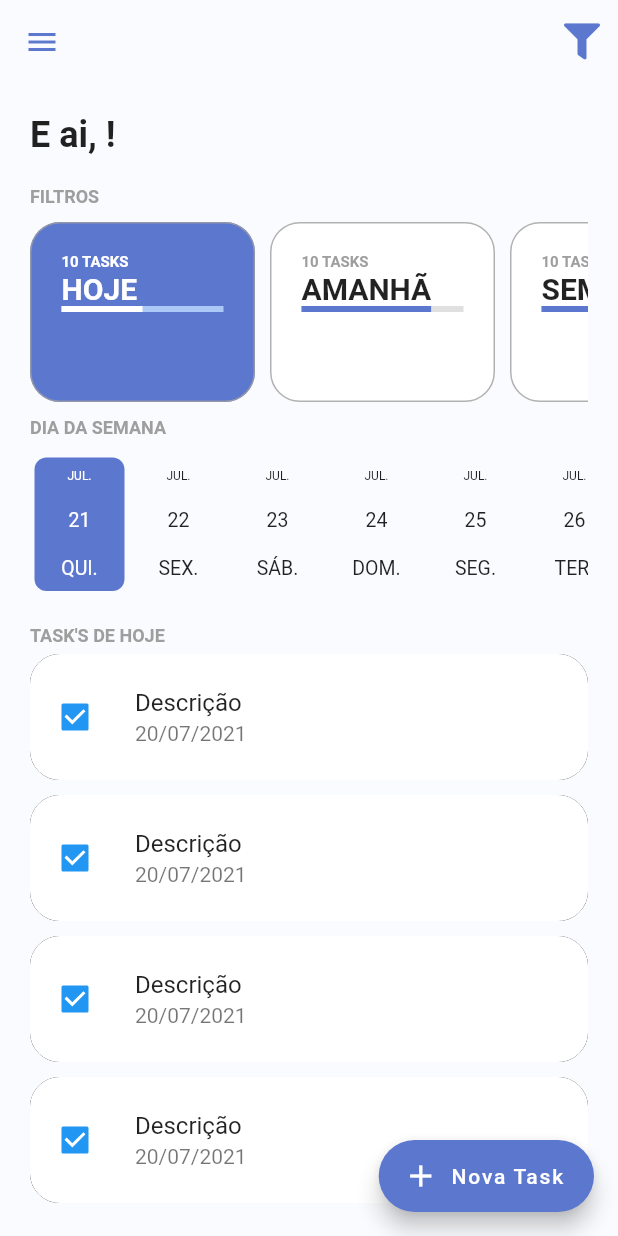
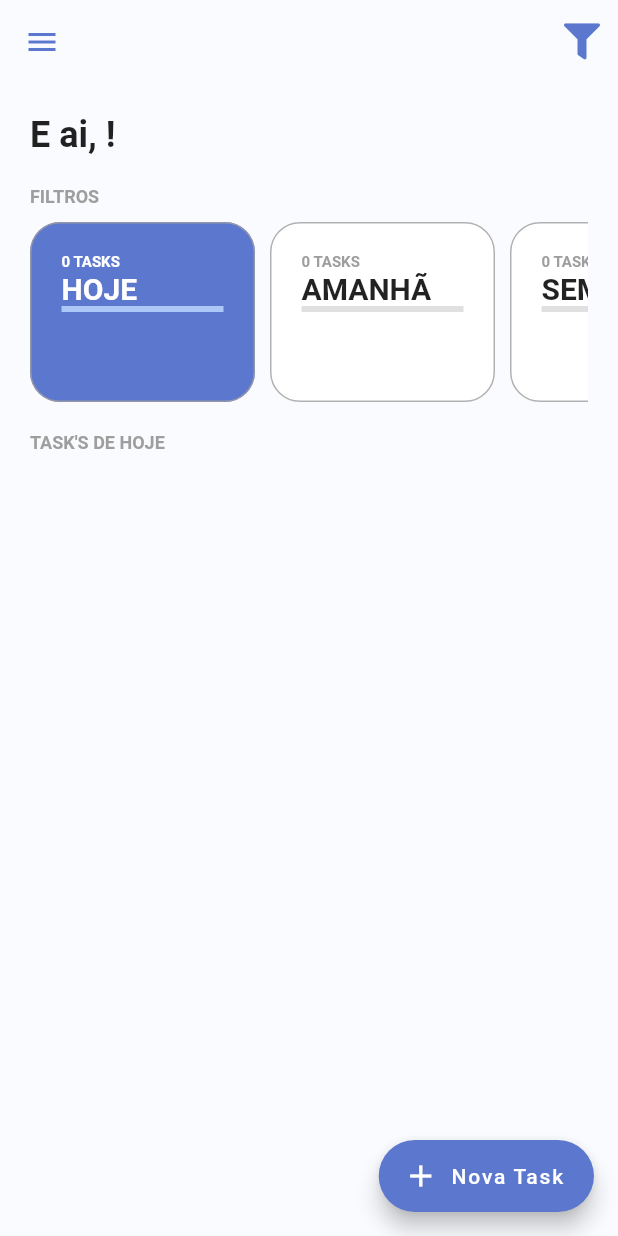
Before and after one commit to alvaroreis/todo-list-provider, a Flutter app: the screen it shows once a user with an empty profile is signed in, in the side drawer, after a tap on "Nova Task", on a phone screen of 412 x 824 dp. Run offline on Flutter 3.47's test engine with Material 2 defaults, Android fonts, the phone set to English and light mode, and no system bars; drawn by our look-alikes of date_picker_timeline; our stand-ins replace firebase_auth, firebase_core, flutter_signin_button, google_fonts, google_sign_in, sqflite and 1 more; missing offline and left inert: flutter_overlay_loader, validatorless; accounts and stored records are empty; generated files the repository leaves out were written again; network calls fail; Roboto replaces fonts that are missing (Mandali).

Commit message:
feat: find and filter tasks today, tomorrow and week

```diff
--- a/lib/app/domain/enum/task_filter_enum.dart
+++ b/lib/app/domain/enum/task_filter_enum.dart
@@ -1 +1,8 @@
-enum TaskFilterEnum { today, tomorrow, week }
+enum TaskFilterEnum {
+  today('DE HOJE'),
+  tomorrow('DE AMANHÃ'),
+  week('DA SEMANA');
+
+  final String description;
+  const TaskFilterEnum(this.description);
+}
--- a/lib/app/domain/models/task_model.dart
+++ b/lib/app/domain/models/task_model.dart
@@ -4,12 +4,12 @@ class TaskModel {
   int? id;
   String descricao;
   DateTime data;
-  int finalizado;
+  bool finalizado;
   TaskModel({
     this.id,
     required this.descricao,
     required this.data,
-    this.finalizado = 0,
+    this.finalizado = false,
   });
 
   Map<String, dynamic> toMap() {
@@ -20,7 +20,7 @@ class TaskModel {
     }
     result.addAll({'descricao': descricao});
     result.addAll({'data_hora': data.toIso8601String()});
-    result.addAll({'finalizado': finalizado});
+    result.addAll({'finalizado': finalizado ? 1 : 0});
 
     return result;
   }
@@ -30,7 +30,7 @@ class TaskModel {
       id: map['id']?.toInt(),
       descricao: map['descricao'] ?? '',
       data: DateTime.parse(map['data_hora']),
-      finalizado: map['finalizado']?.toInt() ?? 0,
+      finalizado: map['finalizado']?.toInt() == 1 ? true : false,
     );
   }
 
--- a/lib/app/modules/home/home_controller.dart
+++ b/lib/app/modules/home/home_controller.dart
@@ -1,6 +1,92 @@
+import 'dart:developer';
+
 import '../../core/notifier/default_change_notifier.dart';
+import '../../domain/dto/total_tasks_dto.dart';
 import '../../domain/enum/task_filter_enum.dart';
+import '../../domain/models/task_model.dart';
+import '../../services/tasks/tasks_service.dart';
 
 class HomeController extends DefaultChangeNotifier {
+  final TasksService _tasksService;
   TaskFilterEnum filterSelected = TaskFilterEnum.today;
+  TotalTasksDTO? countToday;
+  TotalTasksDTO? countTomorrow;
+  TotalTasksDTO? countWeek;
+  List<TaskModel> _allTasks = [];
+  List<TaskModel> listModels = [];
+  DateTime? initialDateWeek;
+  DateTime? selectedDateWeek;
+
+  HomeController({
+    required TasksService tasksService,
+  }) : _tasksService = tasksService;
+
+  Future<void> loadTasks() async {
+    final counts = await Future.wait([
+      _tasksService.countToday(),
+      _tasksService.countTomorrow(),
+      _tasksService.countWeek(),
+    ]);
+
+    countToday = counts[0];
+    countTomorrow = counts[1];
+    countWeek = counts[2];
+    await filterTasks(filter: filterSelected);
+    notifyListeners();
+  }
+
+  Future<void> filterTasks({
+    TaskFilterEnum filter = TaskFilterEnum.today,
+  }) async {
+    try {
+      showLoadingAndResetState();
+      filterSelected = filter;
+      notifyListeners();
+
+      switch (filter) {
+        case TaskFilterEnum.today:
+          selectedDateWeek = null;
+          listModels = await _tasksService.findAllToday();
+          break;
+        case TaskFilterEnum.tomorrow:
+          selectedDateWeek = null;
+          listModels = await _tasksService.findAllTomorrow();
+          break;
+        case TaskFilterEnum.week:
+          final weekTask = await _tasksService.findAllWeek();
+          initialDateWeek = weekTask.start;
+          listModels = weekTask.tasks;
+          _filterWeekByDay();
+          break;
+      }
+    } catch (e, s) {
+      log('Ocorreu um erro ao buscar tasks', error: e, stackTrace: s);
+      setError('Ocorreu um erro ao buscar tasks');
+    } finally {
+      hideLoading();
+      notifyListeners();
+    }
+  }
+
+  void refresh() {
+    loadTasks();
+    notifyListeners();
+  }
+
+  void filterByDay(DateTime date) {
+    selectedDateWeek = date;
+    listModels = _allTasks.where((task) => task.data == date).toList();
+    notifyListeners();
+  }
+
+  void _filterWeekByDay() {
+    if (null != selectedDateWeek) {
+      _allTasks = listModels;
+      filterByDay(selectedDateWeek!);
+    } else if (null != initialDateWeek &&
+        filterSelected == TaskFilterEnum.week) {
+      _allTasks = listModels;
+      filterByDay(initialDateWeek!);
+    }
+  }
 }
--- a/lib/app/modules/home/home_module.dart
+++ b/lib/app/modules/home/home_module.dart
@@ -1,6 +1,10 @@
 import 'package:provider/provider.dart';
 
 import '../../core/modules/todo_list_module.dart';
+import '../../repositories/tasks/tasks_repository.dart';
+import '../../repositories/tasks/tasks_repository_impl.dart';
+import '../../services/tasks/tasks_service.dart';
+import '../../services/tasks/tasks_service_impl.dart';
 import 'home_controller.dart';
 import 'home_page.dart';
 
@@ -8,12 +12,20 @@ class HomeModule extends TodoListModule {
   HomeModule()
       : super(
           bindings: [
+            Provider<TasksRepository>(
+              create: (context) =>
+                  TasksRepositoryImpl(sqliteConnectionFactory: context.read()),
+            ),
+            Provider<TasksService>(
+              create: (context) =>
+                  TasksServiceImpl(tasksRepository: context.read()),
+            ),
             ChangeNotifierProvider(
-              create: (context) => HomeController(),
+              create: (context) => HomeController(tasksService: context.read()),
             )
           ],
           routers: {
-            '/home': (context) => const HomePage(),
+            '/home': (context) => HomePage(controller: context.read()),
           },
         );
 }
--- a/lib/app/modules/home/home_page.dart
+++ b/lib/app/modules/home/home_page.dart
@@ -1,19 +1,30 @@
 import 'package:flutter/material.dart';
 
+import '../../core/notifier/default_listener_notifier.dart';
 import '../../core/ui/todo_list_icons.dart';
 import '../tasks/tasks_module.dart';
+import 'home_controller.dart';
 import 'widgets/home_drawer.dart';
 import 'widgets/home_filters.dart';
 import 'widgets/home_header.dart';
 import 'widgets/home_tasks.dart';
 import 'widgets/home_week_filter.dart';
 
-class HomePage extends StatelessWidget {
-  const HomePage({Key? key}) : super(key: key);
+class HomePage extends StatefulWidget {
+  const HomePage({Key? key, required HomeController controller})
+      : _controller = controller,
+        super(key: key);
 
-  void _goToCreate(BuildContext context) {
+  final HomeController _controller;
+
+  @override
+  State<HomePage> createState() => _HomePageState();
+}
+
+class _HomePageState extends State<HomePage> {
+  Future<void> _goToCreate() async {
     //  Navigator.pushNamed(context, '/tasks/create');
-    Navigator.push(
+    await Navigator.push(
       context,
       PageRouteBuilder(
         transitionDuration: const Duration(milliseconds: 400),
@@ -33,6 +44,21 @@ class HomePage extends StatelessWidget {
         },
       ),
     );
+    widget._controller.refresh();
+  }
+
+  @override
+  void initState() {
+    super.initState();
+    DefaultListenerNotifier(changeNotifier: widget._controller).listener(
+      context: context,
+      successCallback: (notifier, listener) {
+        listener.dispose();
+      },
+    );
+    WidgetsBinding.instance.addPostFrameCallback((timeStamp) {
+      widget._controller.loadTasks();
+    });
   }
 
   @override
@@ -49,7 +75,7 @@ class HomePage extends StatelessWidget {
         ],
       ),
       floatingActionButton: FloatingActionButton.extended(
-        onPressed: () => _goToCreate(context),
+        onPressed: _goToCreate,
         icon: const Icon(Icons.add),
         label: const Text('Nova Task'),
       ),
--- a/lib/app/modules/home/widgets/home_filters.dart
+++ b/lib/app/modules/home/widgets/home_filters.dart
@@ -24,12 +24,15 @@ class HomeFilters extends StatelessWidget {
         ),
         SingleChildScrollView(
           scrollDirection: Axis.horizontal,
+          physics: const BouncingScrollPhysics(),
           child: Row(
             children: [
               TodoCardFilter(
                 label: 'HOJE',
                 taskFilter: TaskFilterEnum.today,
-                totalTasks: TotalTasksDTO(total: 10, totalFinish: 5),
+                totalTasks: context.select<HomeController, TotalTasksDTO?>(
+                  (value) => value.countToday,
+                ),
                 selected: context.select<HomeController, bool>(
                   (value) => value.filterSelected == TaskFilterEnum.today,
                 ),
@@ -37,7 +40,9 @@ class HomeFilters extends StatelessWidget {
               TodoCardFilter(
                 label: 'AMANHÃ',
                 taskFilter: TaskFilterEnum.tomorrow,
-                totalTasks: TotalTasksDTO(total: 10, totalFinish: 8),
+                totalTasks: context.select<HomeController, TotalTasksDTO?>(
+                  (value) => value.countTomorrow,
+                ),
                 selected: context.select<HomeController, bool>(
                   (value) => value.filterSelected == TaskFilterEnum.tomorrow,
                 ),
@@ -45,7 +50,9 @@ class HomeFilters extends StatelessWidget {
               TodoCardFilter(
                 label: 'SEMANA',
                 taskFilter: TaskFilterEnum.week,
-                totalTasks: TotalTasksDTO(total: 10, totalFinish: 5),
+                totalTasks: context.select<HomeController, TotalTasksDTO?>(
+                  (value) => value.countWeek,
+                ),
                 selected: context.select<HomeController, bool>(
                   (value) => value.filterSelected == TaskFilterEnum.week,
                 ),
--- a/lib/app/modules/home/widgets/home_tasks.dart
+++ b/lib/app/modules/home/widgets/home_tasks.dart
@@ -1,6 +1,9 @@
 import 'package:flutter/material.dart';
+import 'package:provider/provider.dart';
 
 import '../../../core/ui/theme_extensions.dart';
+import '../../../domain/models/task_model.dart';
+import '../home_controller.dart';
 import 'tasks.dart';
 
 class HomeTasks extends StatelessWidget {
@@ -15,17 +18,22 @@ class HomeTasks extends StatelessWidget {
           const SizedBox(
             height: 20,
           ),
-          Text(
-            "TASK'S DE HOJE",
-            style: context.titleStyle,
+          Selector<HomeController, String>(
+            builder: (context, value, child) {
+              return Text(
+                "TASK'S $value",
+                style: context.titleStyle,
+              );
+            },
+            selector: (context, controller) =>
+                controller.filterSelected.description,
           ),
           Column(
-            children: const [
-              Tasks(),
-              Tasks(),
-              Tasks(),
-              Tasks(),
-            ],
+            children: context
+                .select<HomeController, List<TaskModel>>(
+                    (controller) => controller.listModels)
+                .map((task) => Tasks(model: task))
+                .toList(),
           )
         ],
       ),
--- a/lib/app/modules/home/widgets/home_week_filter.dart
+++ b/lib/app/modules/home/widgets/home_week_filter.dart
@@ -1,14 +1,21 @@
 import 'package:date_picker_timeline/date_picker_timeline.dart';
 import 'package:flutter/material.dart';
+import 'package:provider/provider.dart';
 
 import '../../../core/ui/theme_extensions.dart';
+import '../../../domain/enum/task_filter_enum.dart';
+import '../home_controller.dart';
 
 class HomeWeekFilter extends StatelessWidget {
   const HomeWeekFilter({Key? key}) : super(key: key);
 
   @override
   Widget build(BuildContext context) {
-    return Column(
+    return Visibility(
+      visible: context.select<HomeController, bool>(
+        (value) => value.filterSelected == TaskFilterEnum.week,
+      ),
+      child: Column(
         crossAxisAlignment: CrossAxisAlignment.start,
         children: [
           const SizedBox(
@@ -23,19 +30,29 @@ class HomeWeekFilter extends StatelessWidget {
           ),
           SizedBox(
             height: 95,
-          child: DatePicker(
-            DateTime.now(),
+            child: Selector<HomeController, DateTime>(
+              selector: (ctx, controller) =>
+                  controller.initialDateWeek ?? DateTime.now(),
+              builder: (_, value, __) {
+                return DatePicker(
+                  value,
                   locale: 'pt_BR',
-            initialSelectedDate: DateTime.now(),
+                  initialSelectedDate: value,
                   selectionColor: context.primaryColor,
                   selectedTextColor: Colors.white,
                   daysCount: 7,
                   monthTextStyle: const TextStyle(fontSize: 8),
                   dayTextStyle: const TextStyle(fontSize: 13),
                   dateTextStyle: const TextStyle(fontSize: 13),
+                  onDateChange: (selectedDate) {
+                    context.read<HomeController>().filterByDay(selectedDate);
+                  },
+                );
+              },
             ),
           )
         ],
+      ),
     );
   }
 }
--- a/lib/app/modules/home/widgets/tasks.dart
+++ b/lib/app/modules/home/widgets/tasks.dart
@@ -1,7 +1,12 @@
 import 'package:flutter/material.dart';
+import 'package:intl/intl.dart';
+
+import '../../../domain/models/task_model.dart';
 
 class Tasks extends StatelessWidget {
-  const Tasks({Key? key}) : super(key: key);
+  final TaskModel model;
+  final dateFormat = DateFormat('dd/MM/y');
+  Tasks({Key? key, required this.model}) : super(key: key);
 
   @override
   Widget build(BuildContext context) {
@@ -18,19 +23,19 @@ class Tasks extends StatelessWidget {
         child: ListTile(
           contentPadding: const EdgeInsets.all(5),
           leading: Checkbox(
-            value: true,
+            value: model.finalizado,
             onChanged: (value) {},
           ),
-          title: const Text(
-            'Descrição ',
+          title: Text(
+            model.descricao,
             style: TextStyle(
-              decoration: false ? TextDecoration.lineThrough : null,
+              decoration: model.finalizado ? TextDecoration.lineThrough : null,
             ),
           ),
-          subtitle: const Text(
-            '20/07/2021',
+          subtitle: Text(
+            dateFormat.format(model.data),
             style: TextStyle(
-              decoration: false ? TextDecoration.lineThrough : null,
+              decoration: model.finalizado ? TextDecoration.lineThrough : null,
             ),
           ),
           shape: RoundedRectangleBorder(
--- a/lib/app/modules/home/widgets/todo_card_filter.dart
+++ b/lib/app/modules/home/widgets/todo_card_filter.dart
@@ -1,8 +1,10 @@
 import 'package:flutter/material.dart';
+import 'package:provider/provider.dart';
 
 import '../../../core/ui/theme_extensions.dart';
 import '../../../domain/dto/total_tasks_dto.dart';
 import '../../../domain/enum/task_filter_enum.dart';
+import '../home_controller.dart';
 
 class TodoCardFilter extends StatelessWidget {
   const TodoCardFilter({
@@ -19,7 +21,7 @@ class TodoCardFilter extends StatelessWidget {
   final bool selected;
 
   double get _percentFinish {
-    if (null != totalTasks) {
+    if (null != totalTasks && totalTasks?.total != totalTasks?.totalFinish) {
       final total = totalTasks!.total;
       final finish = totalTasks!.totalFinish;
 
@@ -31,7 +33,13 @@ class TodoCardFilter extends StatelessWidget {
 
   @override
   Widget build(BuildContext context) {
-    return Container(
+    return Padding(
+      padding: const EdgeInsets.only(right: 10),
+      child: InkWell(
+        onTap: () =>
+            context.read<HomeController>().filterTasks(filter: taskFilter),
+        borderRadius: BorderRadius.circular(20),
+        child: Container(
           constraints: const BoxConstraints(
             minHeight: 120,
             maxWidth: 150,
@@ -40,16 +48,11 @@ class TodoCardFilter extends StatelessWidget {
               color: selected ? context.primaryColor : Colors.white,
               borderRadius: BorderRadius.circular(20),
               border: Border.all(width: 1, color: Colors.grey.withOpacity(.8))),
-      margin: const EdgeInsets.only(right: 10),
           padding: const EdgeInsets.all(20),
           child: Column(
             crossAxisAlignment: CrossAxisAlignment.start,
             mainAxisAlignment: MainAxisAlignment.start,
             children: [
-          // const SizedBox(
-          //   width: 21,
-          //   height: 21,
-          // ),
               Text(
                 '${totalTasks?.total ?? 0} TASKS',
                 style: context.titleStyle.copyWith(
@@ -68,8 +71,9 @@ class TodoCardFilter extends StatelessWidget {
                 tween: Tween(begin: 0.0, end: _percentFinish),
                 builder: (context, value, child) {
                   return LinearProgressIndicator(
-                backgroundColor:
-                    selected ? context.primaryColorLight : Colors.grey.shade300,
+                    backgroundColor: selected
+                        ? context.primaryColorLight
+                        : Colors.grey.shade300,
                     valueColor: AlwaysStoppedAnimation<Color>(
                       selected ? Colors.white : context.primaryColor,
                     ),
@@ -80,6 +84,8 @@ class TodoCardFilter extends StatelessWidget {
               )
             ],
           ),
+        ),
+      ),
     );
   }
 }
--- a/lib/app/repositories/tasks/tasks_repository.dart
+++ b/lib/app/repositories/tasks/tasks_repository.dart
@@ -1,6 +1,8 @@
+import '../../domain/dto/total_tasks_dto.dart';
 import '../../domain/models/task_model.dart';
 
 abstract class TasksRepository {
   Future<void> save(DateTime date, String description);
   Future<List<TaskModel>> findByPeriod(DateTime start, DateTime end);
+  Future<TotalTasksDTO> countByPeriod(DateTime start, DateTime end);
 }
--- a/lib/app/repositories/tasks/tasks_repository_impl.dart
+++ b/lib/app/repositories/tasks/tasks_repository_impl.dart
@@ -1,6 +1,7 @@
 // ignore_for_file: public_member_api_docs, sort_constructors_first
 import './tasks_repository.dart';
 import '../../core/database/sqlite_connection_factory.dart';
+import '../../domain/dto/total_tasks_dto.dart';
 import '../../domain/models/task_model.dart';
 
 class TasksRepositoryImpl implements TasksRepository {
@@ -38,4 +39,30 @@ class TasksRepositoryImpl implements TasksRepository {
     );
     return result.map(TaskModel.fromMap).toList();
   }
+
+  @override
+  Future<TotalTasksDTO> countByPeriod(DateTime start, DateTime end) async {
+    final conn = await _sqliteConnectionFactory.openConnection();
+    start = DateTime(start.year, start.month, start.day, 0, 0, 0);
+    end = DateTime(end.year, end.month, end.day, 23, 59, 59);
+
+    final result = await conn.rawQuery(
+      '''
+      SELECT COUNT(*) AS count_total,
+      SUM(CASE WHEN finalizado = 1 THEN 1 ELSE 0 END) AS count_finish
+      FROM TODO WHERE data_hora between ? and ?
+    ''',
+      [start.toIso8601String(), end.toIso8601String()],
+    );
+    return result.map(
+      (e) {
+        int countTotal = e['count_total'] as int? ?? 0;
+        int countFinish = e['count_finish'] as int? ?? 0;
+        return TotalTasksDTO(
+          total: countTotal,
+          totalFinish: countFinish,
+        );
+      },
+    ).first;
+  }
 }
--- a/lib/app/services/tasks/tasks_service.dart
+++ b/lib/app/services/tasks/tasks_service.dart
@@ -1,3 +1,4 @@
+import '../../domain/dto/total_tasks_dto.dart';
 import '../../domain/dto/week_tasks_dto.dart';
 import '../../domain/models/task_model.dart';
 
@@ -6,4 +7,8 @@ abstract class TasksService {
   Future<List<TaskModel>> findAllToday();
   Future<List<TaskModel>> findAllTomorrow();
   Future<WeekTasksDTO> findAllWeek();
+  Future<TotalTasksDTO> countToday();
+  Future<TotalTasksDTO> countTomorrow();
+  Future<TotalTasksDTO> countWeek();
+
 }
--- a/lib/app/services/tasks/tasks_service_impl.dart
+++ b/lib/app/services/tasks/tasks_service_impl.dart
@@ -1,4 +1,5 @@
 import './tasks_service.dart';
+import '../../domain/dto/total_tasks_dto.dart';
 import '../../domain/dto/week_tasks_dto.dart';
 import '../../domain/models/task_model.dart';
 import '../../repositories/tasks/tasks_repository.dart';
@@ -28,13 +29,47 @@ class TasksServiceImpl implements TasksService {
 
   @override
   Future<WeekTasksDTO> findAllWeek() async {
+    final weekDays = _weekDays;
+    final listModels = await _tasksRepository.findByPeriod(
+      weekDays.first,
+      weekDays.last,
+    );
+    return WeekTasksDTO(
+      start: weekDays.first,
+      end: weekDays.last,
+      tasks: listModels,
+    );
+  }
+
+  @override
+  Future<TotalTasksDTO> countToday() {
+    final date = DateTime.now();
+    return _tasksRepository.countByPeriod(date, date);
+  }
+
+  @override
+  Future<TotalTasksDTO> countTomorrow() {
+    final date = DateTime.now().add(const Duration(days: 1));
+    return _tasksRepository.countByPeriod(date, date);
+  }
+
+  @override
+  Future<TotalTasksDTO> countWeek() async {
+    final weekDays = _weekDays;
+    return _tasksRepository.countByPeriod(
+      weekDays.first,
+      weekDays.last,
+    );
+  }
+
+  List<DateTime> get _weekDays {
     final today = DateTime.now();
     DateTime start = DateTime(today.year, today.month, today.day, 0, 0, 0);
     if (start.weekday != DateTime.monday) {
       start.subtract(Duration(days: (start.weekday - 1)));
     }
     final end = start.add(const Duration(days: 7));
-    final listModels = await _tasksRepository.findByPeriod(start, end);
-    return WeekTasksDTO(start: start, end: end, tasks: listModels);
+
+    return [start, end];
   }
 }
```
Lines whose indentation alone changed are shown as unchanged.
